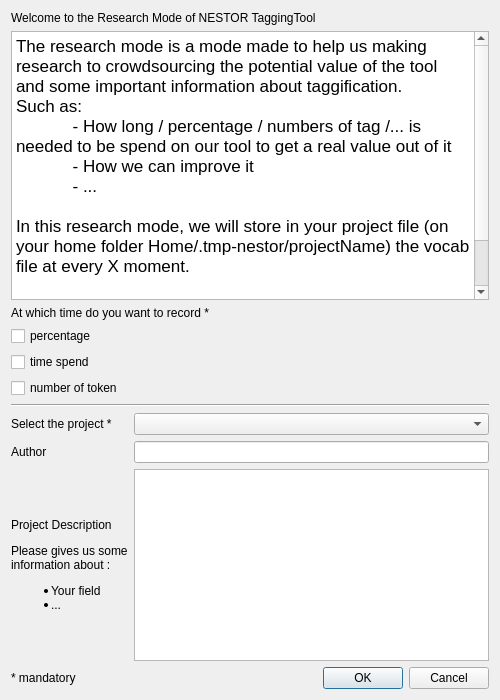
usnistgov/nestor, file nestor/ui/dialogmenu_researchwindow.ui: the form before one commit.
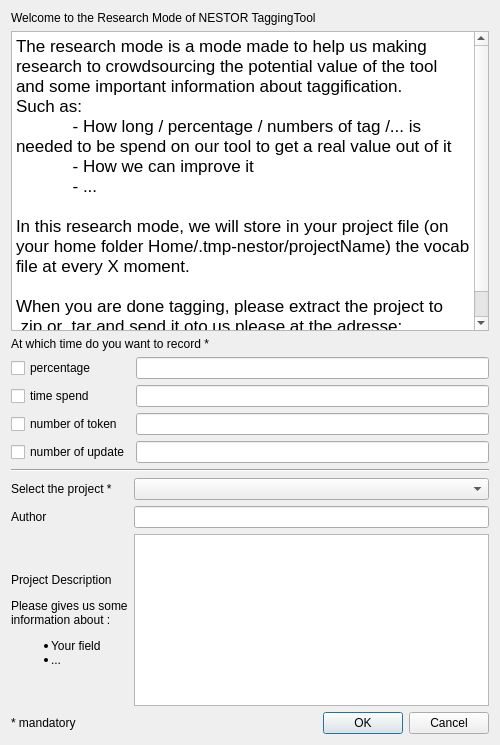
The form after the commit.

Commit message: research mode activate

The edit to the form file:
```diff
--- a/nestor/ui/dialogmenu_researchwindow.ui
+++ b/nestor/ui/dialogmenu_researchwindow.ui
@@ -7,13 +7,13 @@
     <x>0</x>
     <y>0</y>
     <width>500</width>
-    <height>700</height>
+    <height>745</height>
    </rect>
   </property>
   <property name="maximumSize">
    <size>
     <width>500</width>
-    <height>700</height>
+    <height>1000</height>
    </size>
   </property>
   <property name="windowTitle">
@@ -22,8 +22,14 @@
   <layout class="QGridLayout" name="gridLayout_2">
    <item row="1" column="0">
     <layout class="QGridLayout" name="gridLayout">
-     <item row="1" column="0">
+     <item row="1" column="0" rowspan="2">
       <widget class="QTextBrowser" name="textBrowser_ResearchWindows_description">
+       <property name="minimumSize">
+        <size>
+         <width>150</width>
+         <height>300</height>
+        </size>
+       </property>
        <property name="html">
         <string>&lt;!DOCTYPE HTML PUBLIC &quot;-//W3C//DTD HTML 4.0//EN&quot; &quot;http://www.w3.org/TR/REC-html40/strict.dtd&quot;&gt;
 &lt;html&gt;&lt;head&gt;&lt;meta name=&quot;qrichtext&quot; content=&quot;1&quot; /&gt;&lt;style type=&quot;text/css&quot;&gt;
@@ -41,7 +47,28 @@
        </property>
       </widget>
      </item>
-     <item row="8" column="0">
+     <item row="0" column="0">
+      <widget class="QLabel" name="label_ResearchWindows_description">
+       <property name="text">
+        <string>Welcome to the Research Mode of NESTOR TaggingTool</string>
+       </property>
+      </widget>
+     </item>
+     <item row="5" column="0">
+      <widget class="Line" name="line">
+       <property name="orientation">
+        <enum>Qt::Horizontal</enum>
+       </property>
+      </widget>
+     </item>
+     <item row="3" column="0">
+      <widget class="QLabel" name="label_ResearchWindows_saveVocab">
+       <property name="text">
+        <string>At which time do you want to record *</string>
+       </property>
+      </widget>
+     </item>
+     <item row="6" column="0">
       <layout class="QGridLayout" name="gridLayout_3">
        <item row="2" column="1">
         <widget class="QTextEdit" name="textEdit_ResearchWindows_projectDescription"/>
@@ -95,31 +122,19 @@
        </item>
       </layout>
      </item>
-     <item row="0" column="0">
-      <widget class="QLabel" name="label_ResearchWindows_description">
-       <property name="text">
-        <string>Welcome to the Research Mode of NESTOR TaggingTool</string>
-       </property>
-      </widget>
-     </item>
-     <item row="5" column="0">
-      <widget class="QCheckBox" name="checkBox_ResearchWindows_saveVocab_time">
-       <property name="text">
-        <string>time spend</string>
-       </property>
-       <attribute name="buttonGroup">
-        <string notr="true">buttonGroup_ResearchWindows_recordType</string>
-       </attribute>
-      </widget>
-     </item>
-     <item row="3" column="0">
-      <widget class="QLabel" name="label_ResearchWindows_saveVocab">
-       <property name="text">
-        <string>At which time do you want to record *</string>
-       </property>
-      </widget>
-     </item>
      <item row="4" column="0">
+      <layout class="QGridLayout" name="gridLayout_4">
+       <item row="3" column="0">
+        <widget class="QCheckBox" name="checkBox_ResearchWindows_saveVocab_nbUpdate">
+         <property name="text">
+          <string>number of update</string>
+         </property>
+         <attribute name="buttonGroup">
+          <string notr="true">buttonGroup_ResearchWindows_recordType</string>
+         </attribute>
+        </widget>
+       </item>
+       <item row="0" column="0">
       <widget class="QCheckBox" name="checkBox_ResearchWindows_saveVocab_percentage">
        <property name="text">
         <string>percentage </string>
@@ -129,7 +144,17 @@
        </attribute>
       </widget>
      </item>
-     <item row="6" column="0">
+       <item row="1" column="0">
+        <widget class="QCheckBox" name="checkBox_ResearchWindows_saveVocab_time">
+         <property name="text">
+          <string>time spend</string>
+         </property>
+         <attribute name="buttonGroup">
+          <string notr="true">buttonGroup_ResearchWindows_recordType</string>
+         </attribute>
+        </widget>
+       </item>
+       <item row="2" column="0">
       <widget class="QCheckBox" name="checkBox_ResearchWindows_saveVocab_nbtoken">
        <property name="text">
         <string>number of token</string>
@@ -139,12 +164,19 @@
        </attribute>
       </widget>
      </item>
-     <item row="7" column="0">
-      <widget class="Line" name="line">
-       <property name="orientation">
-        <enum>Qt::Horizontal</enum>
-       </property>
-      </widget>
+       <item row="0" column="1">
+        <widget class="QLineEdit" name="lineEdit_ResearchWindows_saveVocab_percentage"/>
+       </item>
+       <item row="1" column="1">
+        <widget class="QLineEdit" name="lineEdit_ResearchWindows_saveVocab_time"/>
+       </item>
+       <item row="2" column="1">
+        <widget class="QLineEdit" name="lineEdit_ResearchWindows_saveVocab_nbtoken"/>
+       </item>
+       <item row="3" column="1">
+        <widget class="QLineEdit" name="lineEdit_ResearchWindows_saveVocab_nbUpdate"/>
+       </item>
+      </layout>
      </item>
     </layout>
    </item>
```
Lines whose indentation alone changed are shown as unchanged. The commit also changes 3 other files.
